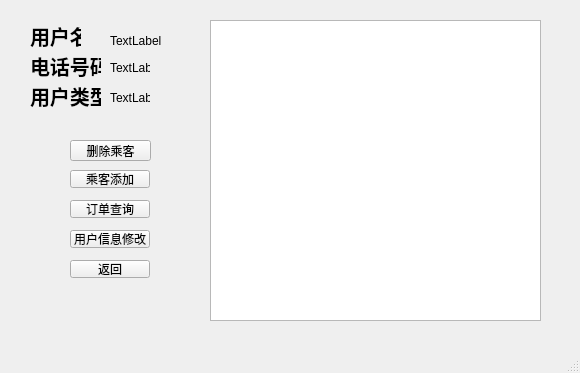
This is 8_20/my.ui in shitBob/keshe as Qt 5 draws it before an edit. The edited form follows.
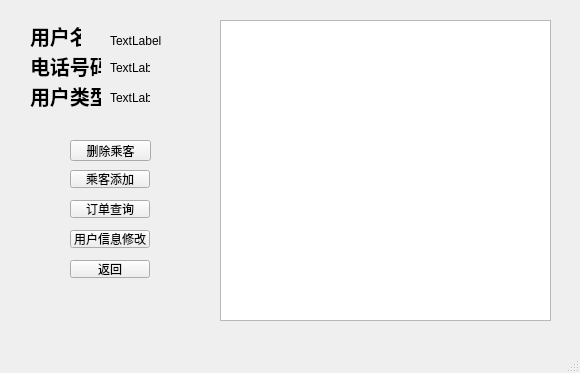
This is the edited form.

```diff
--- a/8_20/my.ui
+++ b/8_20/my.ui
@@ -43,7 +43,7 @@
    <widget class="QTableView" name="PassengerView">
     <property name="geometry">
      <rect>
-      <x>210</x>
+      <x>220</x>
       <y>20</y>
       <width>331</width>
       <height>301</height>
```
